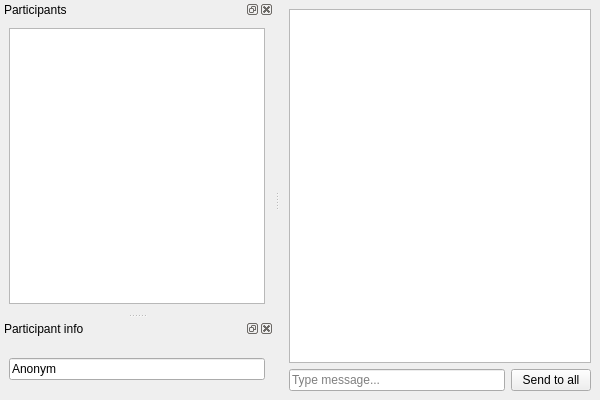
Old version of the form main_view.ui in the repository rasmadeus/rogiichat.
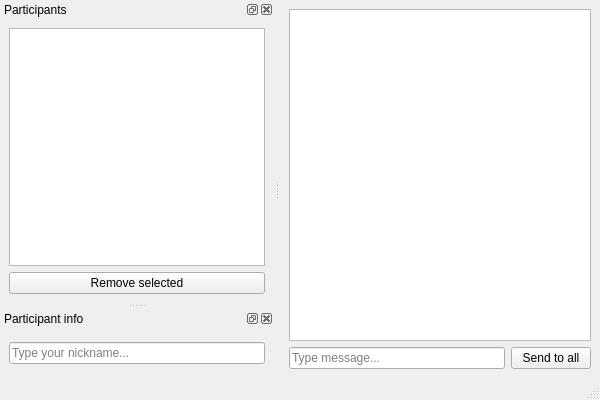
New version of the form. Custom widgets are drawn as their Qt base class.

```diff
--- a/main_view.ui
+++ b/main_view.ui
@@ -57,6 +57,13 @@
      <item>
       <widget class="QListView" name="participantsView"/>
      </item>
+     <item>
+      <widget class="QPushButton" name="removeParticipantButton">
+       <property name="text">
+        <string>Remove selected</string>
+       </property>
+      </widget>
+     </item>
     </layout>
    </widget>
   </widget>
@@ -72,7 +79,10 @@
      <item>
       <widget class="QLineEdit" name="participantNameLineEdit">
        <property name="text">
-        <string>Anonym</string>
+        <string/>
+       </property>
+       <property name="maxLength">
+        <number>64</number>
        </property>
        <property name="placeholderText">
         <string>Type your nickname...</string>
@@ -82,7 +92,15 @@
     </layout>
    </widget>
   </widget>
+  <widget class="QStatusBar" name="statusBar"/>
  </widget>
+ <customwidgets>
+  <customwidget>
+   <class>Log</class>
+   <extends>QTextBrowser</extends>
+   <header>log.h</header>
+  </customwidget>
+ </customwidgets>
  <resources/>
  <connections/>
 </ui>
```
Left out of the diff: 2 changed lines with no effect on the pictures.
